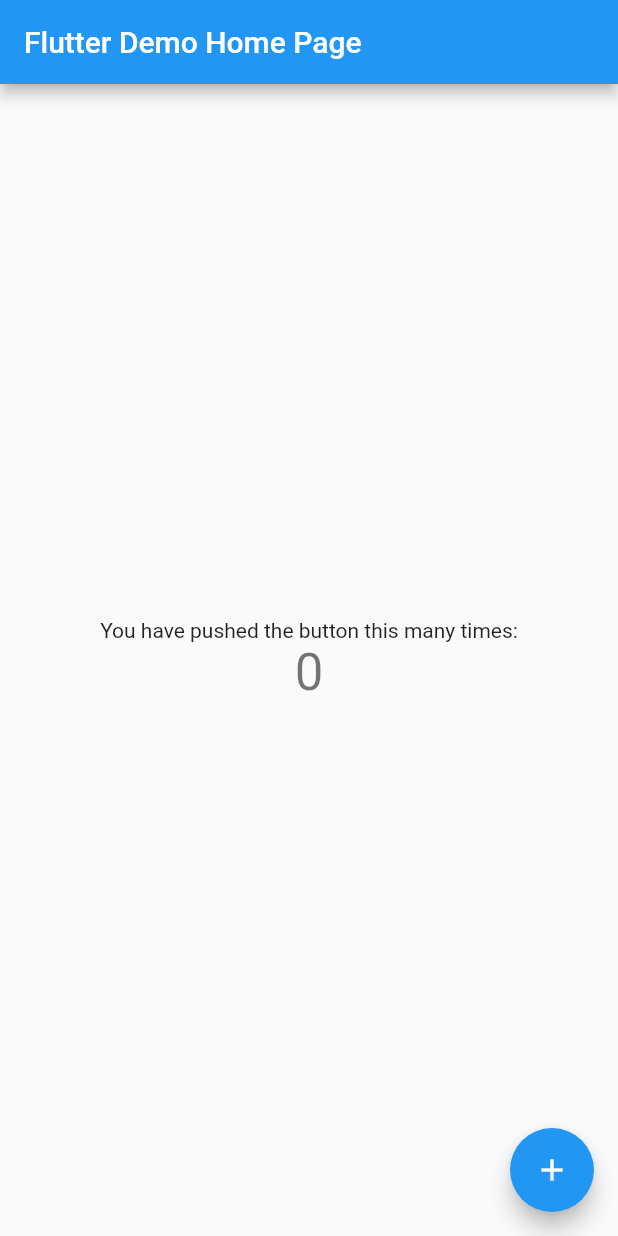
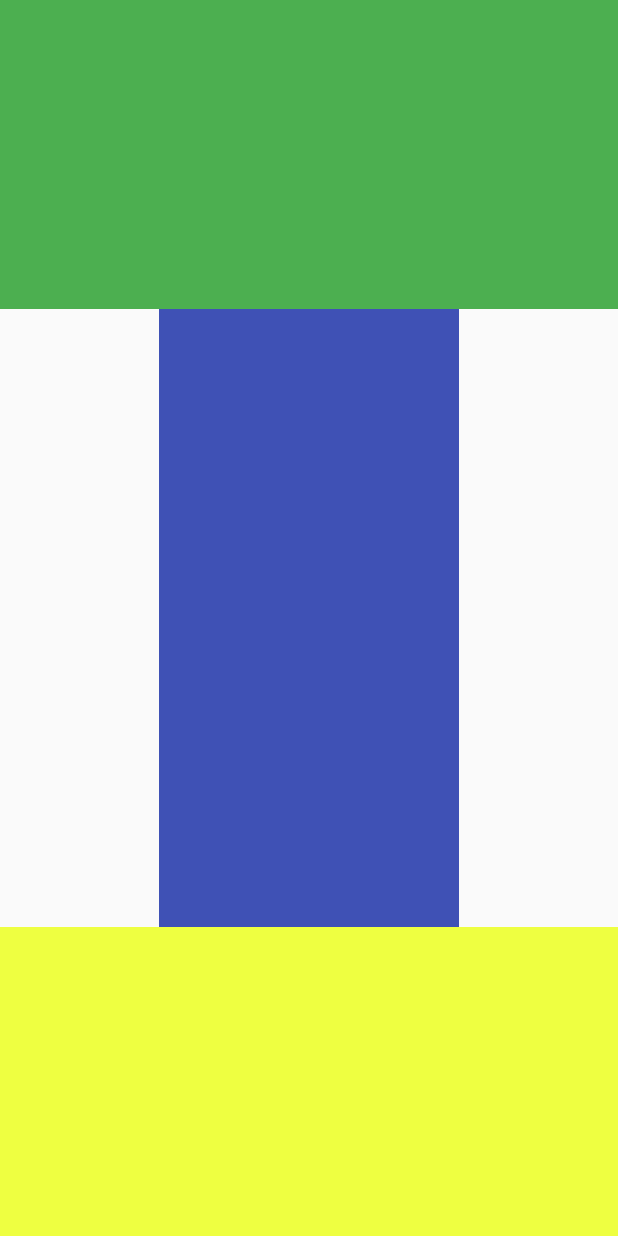
Before and after one commit to jhamon42/chrono, a Flutter app: the screen it shows after launch, on a phone screen of 412 x 824 dp. Run offline on Flutter 3.47's test engine with Material 2 defaults, Android fonts, the phone set to English and light mode, and no system bars.

Commit message:
premier pas

```diff
--- a/lib/main.dart
+++ b/lib/main.dart
@@ -1,111 +1,27 @@
 import 'package:flutter/material.dart';
+import 'package:chrono/menu/view_menu.dart';
+import 'package:chrono/slt_chrono/view_slt_chrono.dart';
+import 'package:chrono/chrono/view_chrono.dart';
+import 'package:chrono/option/view_option.dart';
+import 'package:chrono/timer/view_timer.dart';
 
 void main() => runApp(MyApp());
 
 class MyApp extends StatelessWidget {
-  // This widget is the root of your application.
   @override
   Widget build(BuildContext context) {
     return MaterialApp(
-      title: 'Flutter Demo',
+      title: '-MDG- chrono',
       theme: ThemeData(
-        // This is the theme of your application.
-        //
-        // Try running your application with "flutter run". You'll see the
-        // application has a blue toolbar. Then, without quitting the app, try
-        // changing the primarySwatch below to Colors.green and then invoke
-        // "hot reload" (press "r" in the console where you ran "flutter run",
-        // or simply save your changes to "hot reload" in a Flutter IDE).
-        // Notice that the counter didn't reset back to zero; the application
-        // is not restarted.
-        primarySwatch: Colors.blue,
+        primarySwatch: Colors.green,
       ),
-      home: MyHomePage(title: 'Flutter Demo Home Page'),
+      home: Menu(),
+			routes: {
+				"slt_chrono": (context) => SltChrono(),
+				"chrono": (context) => Chrono(),
+				"option": (context) => Option(),
+				"timer": (context) => Timer(),
+			},
     );
   }
 }
-
-class MyHomePage extends StatefulWidget {
-  MyHomePage({Key key, this.title}) : super(key: key);
-
-  // This widget is the home page of your application. It is stateful, meaning
-  // that it has a State object (defined below) that contains fields that affect
-  // how it looks.
-
-  // This class is the configuration for the state. It holds the values (in this
-  // case the title) provided by the parent (in this case the App widget) and
-  // used by the build method of the State. Fields in a Widget subclass are
-  // always marked "final".
-
-  final String title;
-
-  @override
-  _MyHomePageState createState() => _MyHomePageState();
-}
-
-class _MyHomePageState extends State<MyHomePage> {
-  int _counter = 0;
-
-  void _incrementCounter() {
-    setState(() {
-      // This call to setState tells the Flutter framework that something has
-      // changed in this State, which causes it to rerun the build method below
-      // so that the display can reflect the updated values. If we changed
-      // _counter without calling setState(), then the build method would not be
-      // called again, and so nothing would appear to happen.
-      _counter++;
-    });
-  }
-
-  @override
-  Widget build(BuildContext context) {
-    // This method is rerun every time setState is called, for instance as done
-    // by the _incrementCounter method above.
-    //
-    // The Flutter framework has been optimized to make rerunning build methods
-    // fast, so that you can just rebuild anything that needs updating rather
-    // than having to individually change instances of widgets.
-    return Scaffold(
-      appBar: AppBar(
-        // Here we take the value from the MyHomePage object that was created by
-        // the App.build method, and use it to set our appbar title.
-        title: Text(widget.title),
-      ),
-      body: Center(
-        // Center is a layout widget. It takes a single child and positions it
-        // in the middle of the parent.
-        child: Column(
-          // Column is also layout widget. It takes a list of children and
-          // arranges them vertically. By default, it sizes itself to fit its
-          // children horizontally, and tries to be as tall as its parent.
-          //
-          // Invoke "debug painting" (press "p" in the console, choose the
-          // "Toggle Debug Paint" action from the Flutter Inspector in Android
-          // Studio, or the "Toggle Debug Paint" command in Visual Studio Code)
-          // to see the wireframe for each widget.
-          //
-          // Column has various properties to control how it sizes itself and
-          // how it positions its children. Here we use mainAxisAlignment to
-          // center the children vertically; the main axis here is the vertical
-          // axis because Columns are vertical (the cross axis would be
-          // horizontal).
-          mainAxisAlignment: MainAxisAlignment.center,
-          children: <Widget>[
-            Text(
-              'You have pushed the button this many times:',
-            ),
-            Text(
-              '$_counter',
-              style: Theme.of(context).textTheme.display1,
-            ),
-          ],
-        ),
-      ),
-      floatingActionButton: FloatingActionButton(
-        onPressed: _incrementCounter,
-        tooltip: 'Increment',
-        child: Icon(Icons.add),
-      ), // This trailing comma makes auto-formatting nicer for build methods.
-    );
-  }
-}
--- a/lib/menu/view_menu.dart
+++ b/lib/menu/view_menu.dart
@@ -1,8 +1,47 @@
 import "package:flutter/material.dart";
 
-class Chrono extends StatelessWidget {
+class Menu extends StatelessWidget {
 	@override
 	Widget build(context) {
- 		return Container();
+ 		return Scaffold(
+			 body: Stack(
+				 children: <Widget>[
+					 Align(alignment: Alignment(.9, -.9),
+					 child:
+					 IconButton(
+						 icon: Icon(
+							 Icons.settings,
+							 size: 10,
+							),
+							onPressed: () {},
+					 ),
+					 ),
+					 Center(child:
+					 Column(
+						 mainAxisSize: MainAxisSize.min,
+						 children: <Widget>[
+							Flexible(
+								flex: 1,
+								child: 	 Container(
+								 color: Colors.green,
+							 ),),
+							Flexible(
+								flex: 2,
+								child: Container(
+									width: 200,
+									color: Colors.indigo,
+							 ),),
+							Flexible(
+								flex: 1,
+								child: 	 Container(
+								 color: Colors.limeAccent,
+							 ),),
+
+						 ],
+					 )
+					 ),
+				 ],
+			 ),
+		 );
 	}
 }
--- a/lib/option/view_option.dart
+++ b/lib/option/view_option.dart
@@ -1,6 +1,6 @@
 import "package:flutter/material.dart";
 
-class Chrono extends StatelessWidget {
+class Option extends StatelessWidget {
 	@override
 	Widget build(context) {
  		return Container();
--- a/lib/slt_chrono/view_slt_chrono.dart
+++ b/lib/slt_chrono/view_slt_chrono.dart
@@ -1,6 +1,6 @@
 import "package:flutter/material.dart";
 
-class Chrono extends StatelessWidget {
+class SltChrono extends StatelessWidget {
 	@override
 	Widget build(context) {
  		return Container();
--- a/lib/timer/view_timer.dart
+++ b/lib/timer/view_timer.dart
@@ -1,6 +1,6 @@
 import "package:flutter/material.dart";
 
-class Chrono extends StatelessWidget {
+class Timer extends StatelessWidget {
 	@override
 	Widget build(context) {
  		return Container();
```
